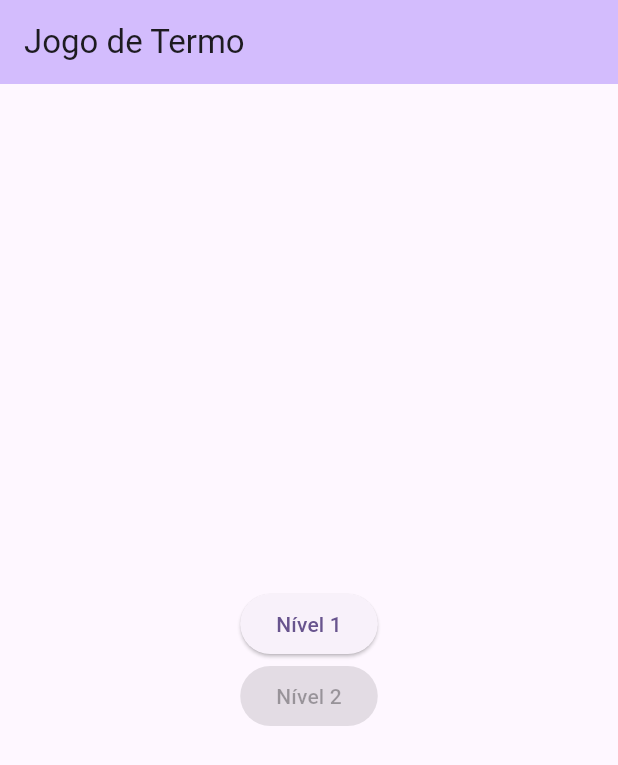
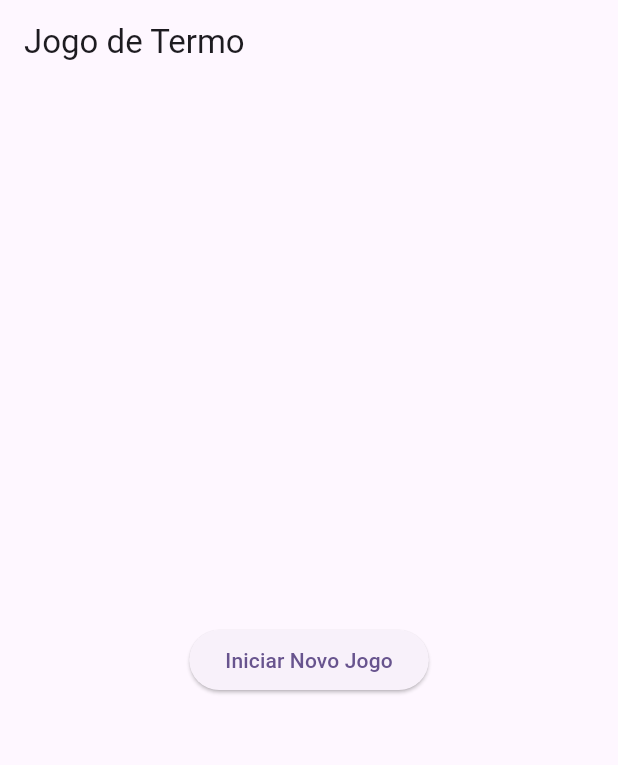
Before and after one commit to samuelsouzaleite/app_jogo, a Flutter app: the screen it shows after launch, on a phone screen of 412 x 824 dp. Shown: the top 765 px of the screen. Run offline on Flutter 3.47's test engine with Material 3 defaults, Android fonts, the phone set to English and light mode, and no system bars.

Commit message:
Commit 2

```diff
--- a/app_jogo/lib/main.dart
+++ b/app_jogo/lib/main.dart
@@ -1,4 +1,5 @@
 import 'package:flutter/material.dart';
+import 'start_page.dart'; // Adicione a importação da nova página
 import 'game_page.dart';
 import 'game_logic.dart';
 
@@ -17,7 +18,7 @@ class MyApp extends StatelessWidget {
         colorScheme: ColorScheme.fromSeed(seedColor: Colors.deepPurple),
         useMaterial3: true,
       ),
-      home: const MyHomePage(title: 'Jogo de Termo'),
+      home: const StartPage(), // Altere para StartPage
     );
   }
 }
@@ -49,6 +50,15 @@ class _MyHomePageState extends State<MyHomePage> {
       appBar: AppBar(
         backgroundColor: Theme.of(context).colorScheme.inversePrimary,
         title: Text(widget.title),
+        leading: IconButton(
+          icon: Icon(Icons.arrow_back),
+          onPressed: () {
+            Navigator.pushReplacement(
+              context,
+              MaterialPageRoute(builder: (context) => const StartPage()),
+            );
+          },
+        ),
       ),
       body: Center(
         child: Column(
--- /dev/null
+++ b/app_jogo/lib/start_page.dart
@@ -0,0 +1,27 @@
+import 'package:flutter/material.dart';
+import 'main.dart';
+
+class StartPage extends StatelessWidget {
+  const StartPage({Key? key}) : super(key: key);
+
+  @override
+  Widget build(BuildContext context) {
+    return Scaffold(
+      appBar: AppBar(
+        title: const Text('Jogo de Termo'),
+      ),
+      body: Center(
+        child: ElevatedButton(
+          onPressed: () {
+            Navigator.pushReplacement(
+              context,
+              MaterialPageRoute(
+                  builder: (context) => const MyHomePage(title: 'Níveis')),
+            );
+          },
+          child: const Text('Iniciar Novo Jogo'),
+        ),
+      ),
+    );
+  }
+}
```
